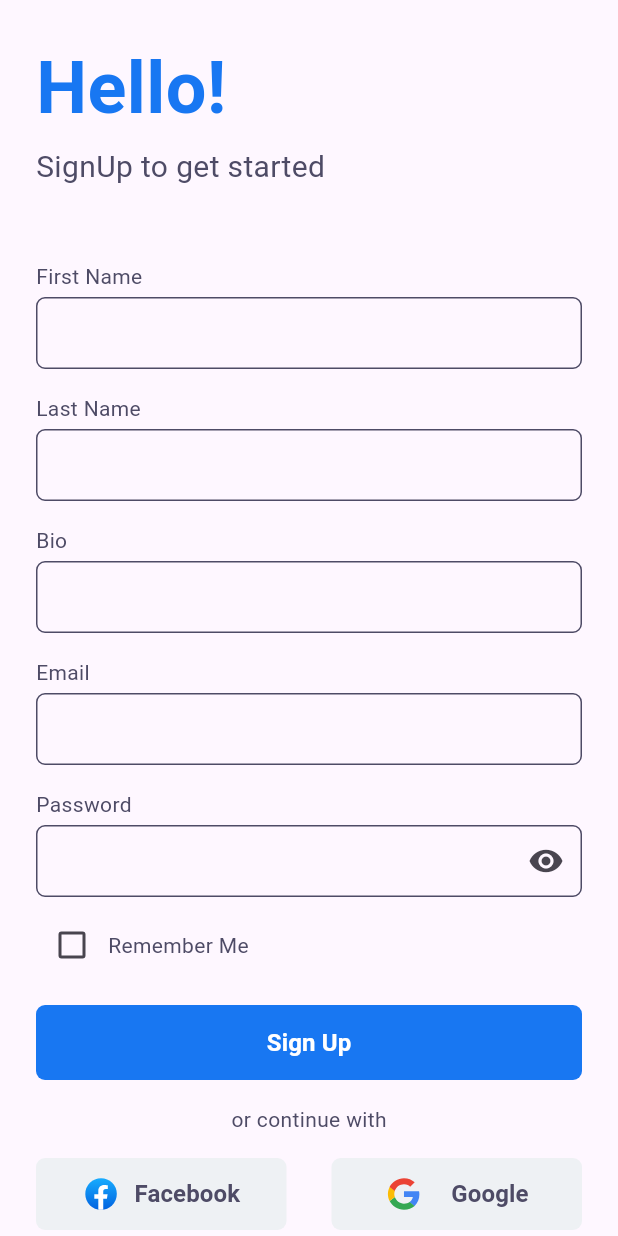
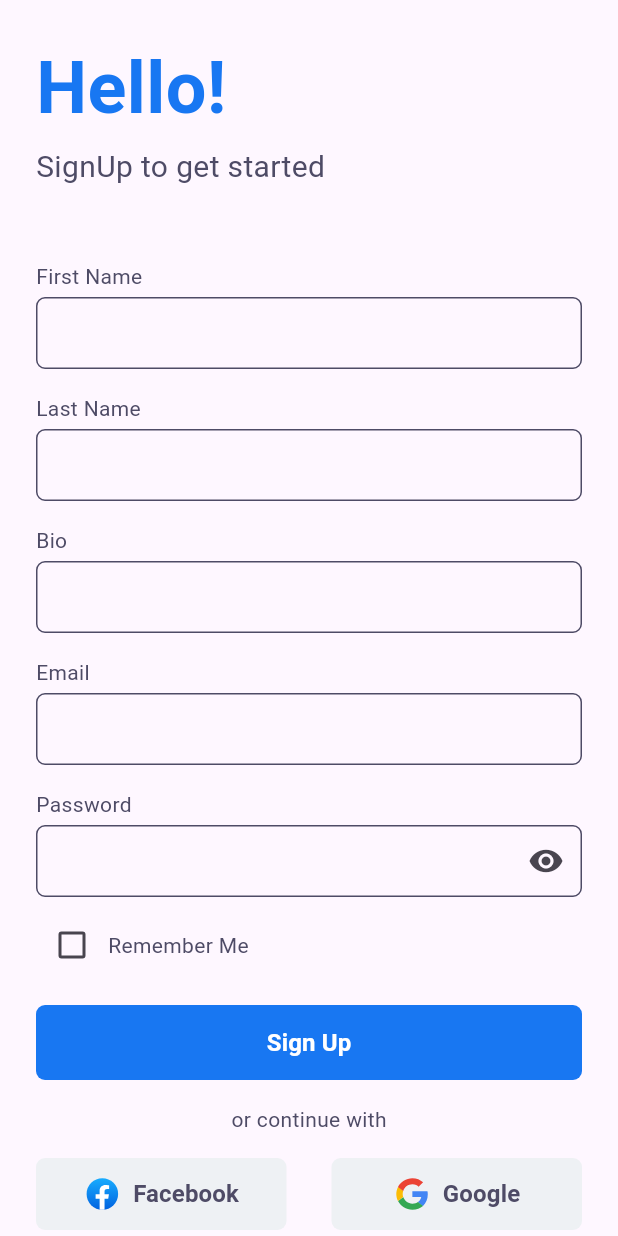
Before and after one commit to Jahongir0203/kakar_news, a Flutter app: the SignUpPage screen opened by its route, on a phone screen of 412 x 824 dp. Run offline on Flutter 3.47's test engine with Material 3 defaults, Android fonts, the light colour scheme and no system bars; our stand-ins replace bloc, cached_network_image, dio, faker, flutter_bloc, flutter_blurhash and 3 more; generated files the repository leaves out were written again.

Commit message:
facebook button done

```diff
--- a/lib/ui/widgets/google_facebook_button.dart
+++ b/lib/ui/widgets/google_facebook_button.dart
@@ -34,14 +34,13 @@ class CustomButton extends StatelessWidget {
           onPressed: () {
             onTap();
           },
-          child: Padding(
-            padding: const EdgeInsets.symmetric(horizontal: 10),
           child: Row(
-              mainAxisAlignment: MainAxisAlignment.spaceAround,
+            mainAxisAlignment: MainAxisAlignment.center,
             children: <Widget>[
               SvgPicture.asset(
                 image,
               ),
+              const SizedBox(width: 8,),
               Text(
                 name,
                 style: buildTextStyle(
@@ -54,7 +53,6 @@ class CustomButton extends StatelessWidget {
           ),
         ),
       ),
-      ),
     );
   }
 }
```
Lines whose indentation alone changed are shown as unchanged.
